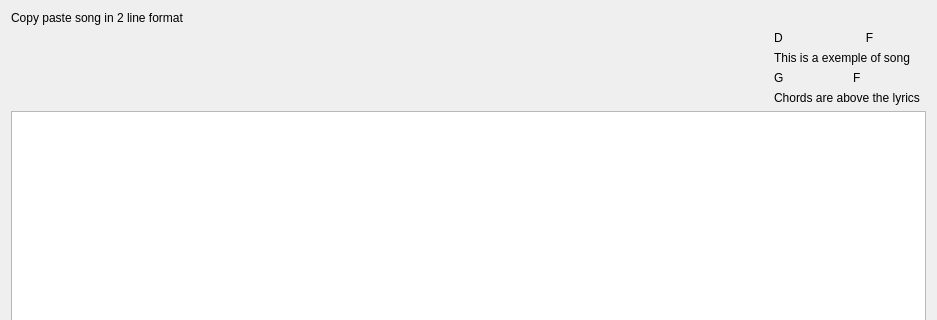
Before: the Qt Designer form chordv/src/dialogtwolinestochordpro.ui in jpcima/chordv, drawn with Qt 5; both pictures show x 0 to 937 and y 0 to 320 of the 937 by 721 pixel window.
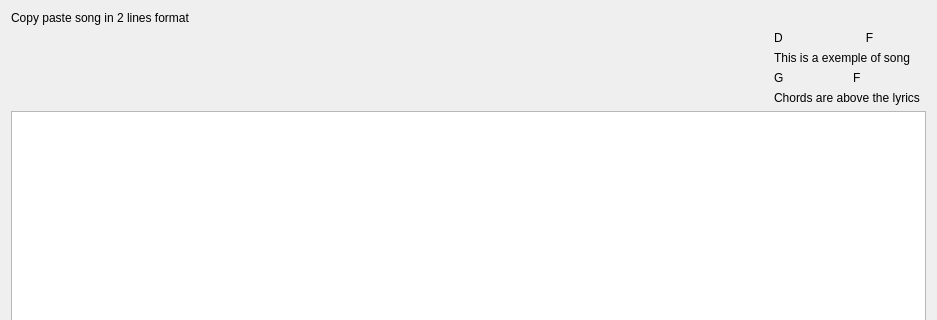
After: the same form once the commit is applied. Custom widgets are drawn as their Qt base class.

Patch:
```diff
--- a/chordv/src/dialogtwolinestochordpro.ui
+++ b/chordv/src/dialogtwolinestochordpro.ui
@@ -23,7 +23,7 @@
          <item>
           <widget class="QLabel" name="label">
            <property name="text">
-            <string>Copy paste song in 2 line format </string>
+            <string>Copy paste song in 2 lines format </string>
            </property>
           </widget>
          </item>
```
